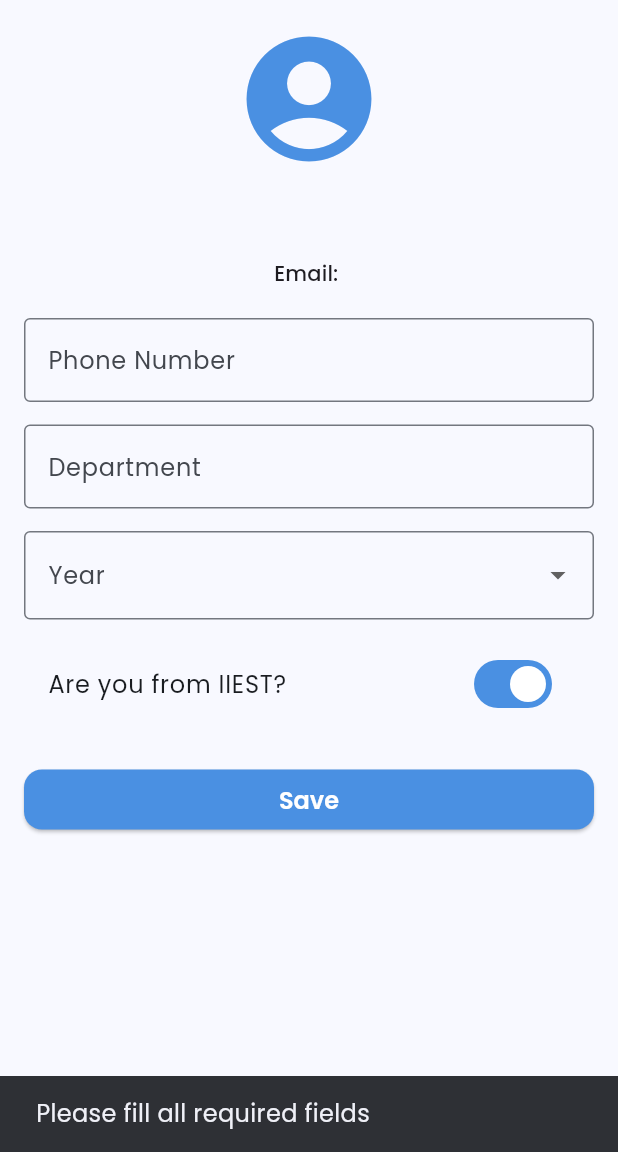
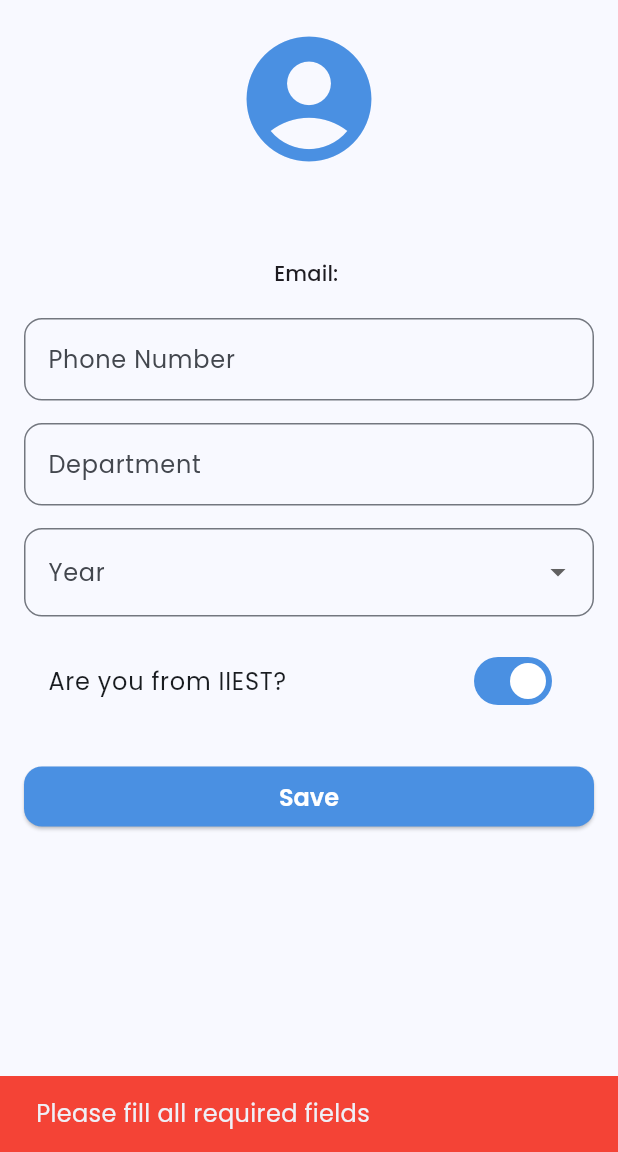
Before and after one commit to Subhranil2004/instruo-app, a Flutter app: the ProfilePage screen opened directly, after a tap on "Edit", after a tap on "Save", on a phone screen of 412 x 824 dp, the part 84-1236 px from its top. Run offline on Flutter 3.47's test engine with Material 3 defaults, Android fonts, the phone set to English and light mode, and no system bars; our stand-ins replace cloud_firestore, firebase_auth, firebase_core, google_fonts, permission_handler; accounts and stored records are empty.

Commit message:
[EDIT]: Profile Page

```diff
--- a/lib/helper/helper_functions.dart
+++ b/lib/helper/helper_functions.dart
@@ -9,10 +9,7 @@ void displayMessageToUser(String message, BuildContext context, {bool isError =
   ScaffoldMessenger.of(context).showSnackBar(
     SnackBar(
       content: Text(message),
-      // behavior: SnackBarBehavior.floating,
-      // margin: const EdgeInsets.only(top: 0, left: 20, right: 20),
       backgroundColor: isError ? Colors.red : null,
-      // shape: RoundedRectangleBorder(borderRadius: BorderRadius.circular(10)),
       duration: Duration(seconds: durationSeconds),
     ),
   );
--- a/lib/screens/profile_page.dart
+++ b/lib/screens/profile_page.dart
@@ -2,6 +2,8 @@ import 'package:flutter/material.dart';
 import 'package:firebase_auth/firebase_auth.dart';
 import 'package:cloud_firestore/cloud_firestore.dart';
 import 'package:instruo_application/widgets/custom_app_bar.dart';
+import 'package:instruo_application/widgets/my_textfield.dart';
+import 'package:instruo_application/helper/helper_functions.dart';
 
 class ProfilePage extends StatefulWidget {
   const ProfilePage({super.key});
@@ -83,9 +85,7 @@ class _ProfilePageState extends State<ProfilePage> {
           _departmentController.text.trim().isEmpty ||
           _selectedYear == null ||
           (!_isIIESTian && _collegeController.text.trim().isEmpty)) {
-        ScaffoldMessenger.of(context).showSnackBar(
-          const SnackBar(content: Text("Please fill all required fields")),
-        );
+        displayMessageToUser("Please fill all required fields", context);
         return;
       }
 
@@ -103,16 +103,12 @@ class _ProfilePageState extends State<ProfilePage> {
           'collegeName': _isIIESTian ? "IIEST" : _collegeController.text.trim(),
         });
 
-        ScaffoldMessenger.of(context).showSnackBar(
-          const SnackBar(content: Text('Profile updated successfully!')),
-        );
+        displayMessageToUser('✅ Profile updated successfully!', context, isError: false);
         setState(() {
           _isEditing = false;
         });
       } catch (e) {
-        ScaffoldMessenger.of(context).showSnackBar(
-          const SnackBar(content: Text('Failed to update profile.')),
-        );
+        displayMessageToUser('Failed to update profile.', context);
       } finally {
         setState(() => _isLoading = false);
       }
@@ -174,26 +170,32 @@ class _ProfilePageState extends State<ProfilePage> {
                   _isEditing
                       ? Column(
                           children: [
-                            TextFormField(
-                              controller: _phoneController,
-                              decoration: const InputDecoration(
-                                labelText: 'Phone Number',
-                                border: OutlineInputBorder(),
-                              ),
-                              keyboardType: TextInputType.phone,
-                            ),
+                            // TextFormField(
+                            //   controller: _phoneController,
+                            //   decoration: const InputDecoration(
+                            //     labelText: 'Phone Number',
+                            //     border: OutlineInputBorder(),
+                            //   ),
+                            //   keyboardType: TextInputType.phone,
+                            // ),
+                            MyTextField(labelText: 'Phone Number',
+                            hintText: '1234567890',
+                            controller: _phoneController,
+                            keyboardType: TextInputType.phone,
+                          ),
                             const SizedBox(height: 15),
-                            TextFormField(
-                              controller: _departmentController,
-                              decoration: const InputDecoration(
-                                labelText: 'Department',
-                                hintText: 'Enter in CAPS (e.g., CST, IT)',
-                                border: OutlineInputBorder(),
-                              ),
-                            ),
+                            // TextFormField(
+                            //   controller: _departmentController,
+                            //   decoration: const InputDecoration(
+                            //     labelText: 'Department',
+                            //     hintText: 'Enter CAPS abbr. (e.g., CST, IT)',
+                            //     border: OutlineInputBorder(),
+                            //   ),
+                            // ),
+                            MyTextField(hintText: 'Enter CAPS abbr. (e.g., CST, IT)', labelText: 'Department', controller: _departmentController, keyboardType: TextInputType.text,),
                             const SizedBox(height: 15),
                             DropdownButtonFormField<String>(
-                              value: _selectedYear,
+                              initialValue: _selectedYear,
                               items: _yearOptions
                                   .map((year) => DropdownMenuItem(
                                       value: year, child: Text(year)))
@@ -203,9 +205,9 @@ class _ProfilePageState extends State<ProfilePage> {
                                   _selectedYear = value;
                                 });
                               },
-                              decoration: const InputDecoration(
+                              decoration: InputDecoration(
                                 labelText: 'Year',
-                                border: OutlineInputBorder(),
+                                border: OutlineInputBorder(borderRadius: BorderRadius.circular(12.0),),
                               ),
                             ),
                             const SizedBox(height: 15),
@@ -222,13 +224,14 @@ class _ProfilePageState extends State<ProfilePage> {
                               Column(
                                 children: [
                                   const SizedBox(height: 10),
-                                  TextFormField(
-                                    controller: _collegeController,
-                                    decoration: const InputDecoration(
-                                      labelText: 'College Name',
-                                      border: OutlineInputBorder(),
-                                    ),
-                                  ),
+                                  // TextFormField(
+                                  //   controller: _collegeController,
+                                  //   decoration: const InputDecoration(
+                                  //     labelText: 'College Name',
+                                  //     border: OutlineInputBorder(),
+                                  //   ),
+                                  // ),
+                                  MyTextField(hintText: 'College Name', controller: _collegeController, labelText: 'College Name',),
                                 ],
                               ),
                           ],
--- a/lib/widgets/my_textfield.dart
+++ b/lib/widgets/my_textfield.dart
@@ -2,13 +2,17 @@ import 'package:flutter/material.dart';
 
 class MyTextField extends StatelessWidget {
   final String hintText;
+  final String? labelText;
   final bool obscureText;
   final TextEditingController controller;
+  final TextInputType keyboardType;
   const MyTextField({
     super.key,
     required this.hintText,
-    required this.obscureText,
+    this.labelText,
+    this.obscureText = false,
     required this.controller,
+    this.keyboardType = TextInputType.text,
   });
 
   @override
@@ -19,8 +23,9 @@ class MyTextField extends StatelessWidget {
       controller: controller,
       style: Theme.of(context).textTheme.bodyMedium,
       decoration: InputDecoration(
-        labelText: hintText,
-        labelStyle: TextStyle(color: Theme.of(context).colorScheme.primary),
+        hintText: hintText,
+        labelText: labelText?.isEmpty == true ? hintText : labelText,
+        // labelStyle: TextStyle(color: Theme.of(context).colorScheme.primary),
         border: OutlineInputBorder(
           borderRadius: BorderRadius.circular(12.0),
           borderSide: BorderSide(color: Theme.of(context).colorScheme.primary),
@@ -30,6 +35,7 @@ class MyTextField extends StatelessWidget {
           borderSide: BorderSide(color: Theme.of(context).colorScheme.primary, width: 2.0),
         ),
       ),
+      keyboardType: keyboardType,
     );
   }
 }
```
